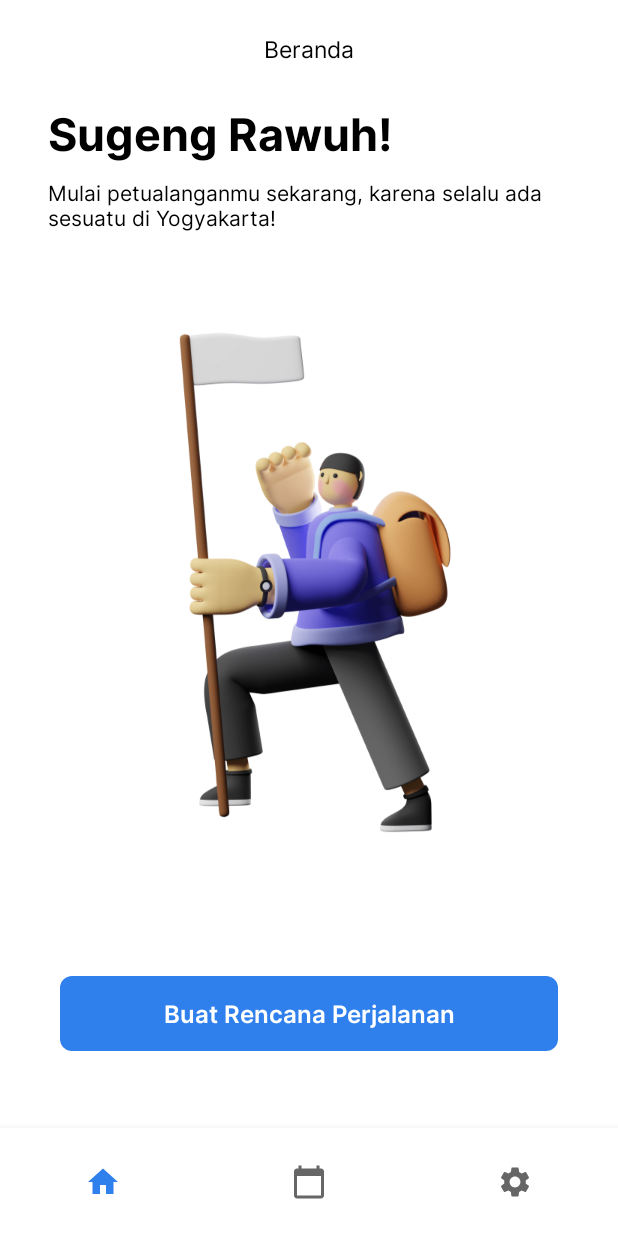
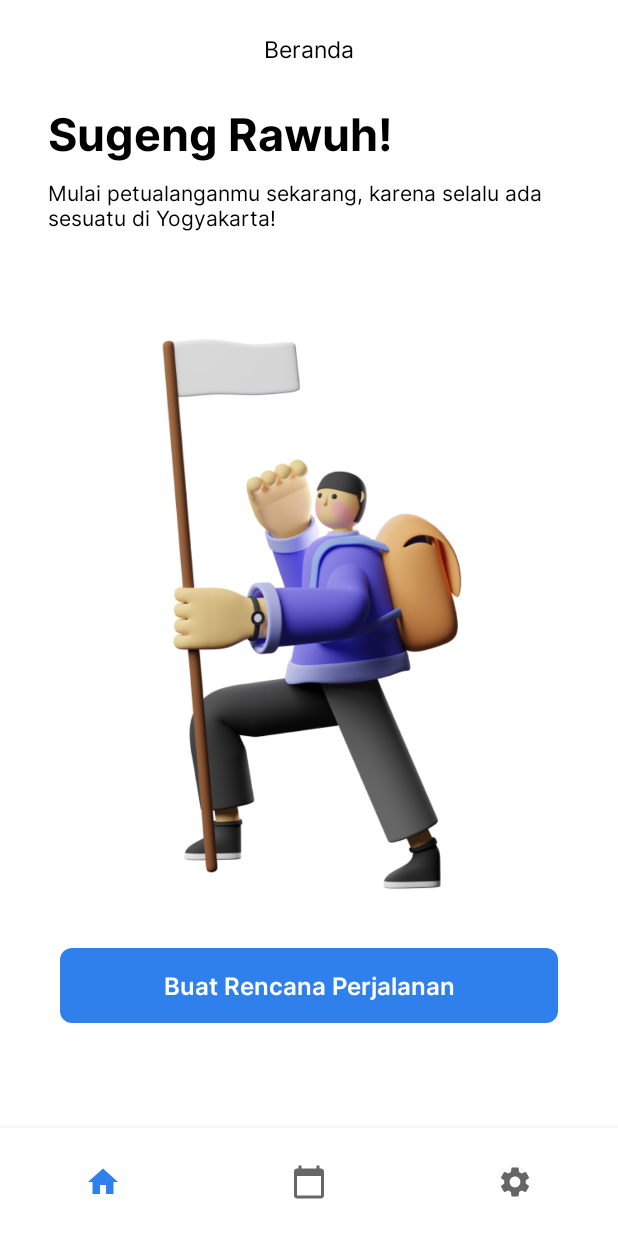
Before and after one commit to gallangsdw/Kuylah-app, an Android app: the screen it shows after launch once a user with an empty profile is signed in (MainActivity), on a phone screen of 412 x 824 dp. Run offline under Robolectric (Android 15) with nearby library versions, the phone set to English and light mode, and no system bars; our stand-ins replace Firebase (no records; nobody signed in at launch, a user with empty details on screens opened directly), navigation-ui.

Commit message:
layout adjusted

```diff
--- a/Kuylah app/app/src/main/java/com/stackoverthink/kuylahapp/ui/main/itinerary/ItineraryAdapter.kt
+++ b/Kuylah app/app/src/main/java/com/stackoverthink/kuylahapp/ui/main/itinerary/ItineraryAdapter.kt
@@ -34,7 +34,7 @@ class ItineraryAdapter(private val listItinerary: ArrayList<Itinerary>) : Recycl
         }
 
         holder.binding.tvTitleItem.text = itinerary.title
-        holder.binding.tvDayPrice.text = "${itinerary.day} D • IDR ${itinerary.budget}"
+        holder.binding.tvDayPrice.text = "${itinerary.day} H • IDR ${itinerary.budget}"
         holder.binding.tvCategories.text = builder.dropLast(2).toString()
 
         holder.itemView.setOnClickListener {
--- a/Kuylah app/app/src/main/java/com/stackoverthink/kuylahapp/ui/main/itinerary/ItineraryViewModel.kt
+++ b/Kuylah app/app/src/main/java/com/stackoverthink/kuylahapp/ui/main/itinerary/ItineraryViewModel.kt
@@ -31,9 +31,8 @@ class ItineraryViewModel : ViewModel() {
                     Log.d("Halo", "${document.id} => ${document.data}")
                     itinerary.title = document.getString("title")
                     itinerary.day = document.getString("day")
-                    itinerary.budget = document.getString("budget")
+                    itinerary.budget = document.get("htmTotal").toString()
                     itinerary.category = document.get("category") as MutableList<String>?
-//                    itinerary.category = mutableListOf("what", "the")
                     listItnerary.add(itinerary)
                 }
 
--- a/Kuylah app/app/src/main/res/layout/activity_authentication.xml
+++ b/Kuylah app/app/src/main/res/layout/activity_authentication.xml
@@ -1,8 +1,11 @@
 <?xml version="1.0" encoding="utf-8"?>
-<androidx.constraintlayout.widget.ConstraintLayout
+<androidx.core.widget.NestedScrollView
     xmlns:android="http://schemas.android.com/apk/res/android"
     xmlns:app="http://schemas.android.com/apk/res-auto"
     xmlns:tools="http://schemas.android.com/tools"
+    android:layout_width="match_parent"
+    android:layout_height="match_parent">
+    <androidx.constraintlayout.widget.ConstraintLayout
         android:layout_width="match_parent"
         android:layout_height="match_parent"
         tools:context=".ui.auth.AuthenticationActivity"
@@ -98,3 +101,4 @@
         <!--        tools:ignore="UnusedAttribute" />-->
 
     </androidx.constraintlayout.widget.ConstraintLayout>
+</androidx.core.widget.NestedScrollView>
--- a/Kuylah app/app/src/main/res/layout/fragment_home.xml
+++ b/Kuylah app/app/src/main/res/layout/fragment_home.xml
@@ -1,6 +1,11 @@
-<androidx.constraintlayout.widget.ConstraintLayout xmlns:android="http://schemas.android.com/apk/res/android"
+<androidx.core.widget.NestedScrollView
+    xmlns:android="http://schemas.android.com/apk/res/android"
     xmlns:app="http://schemas.android.com/apk/res-auto"
     xmlns:tools="http://schemas.android.com/tools"
+    android:layout_width="match_parent"
+    android:layout_height="match_parent">
+
+    <androidx.constraintlayout.widget.ConstraintLayout
         android:layout_width="match_parent"
         android:layout_height="match_parent"
         android:background="@color/white"
@@ -39,15 +44,14 @@
 
         <ImageView
             android:id="@+id/img_home_illustration"
-        android:layout_width="263dp"
-        android:layout_height="468dp"
-        android:layout_marginTop="75dp"
+            android:layout_width="210dp"
+            android:layout_height="410dp"
+            android:layout_marginTop="40dp"
             android:layout_marginBottom="32dp"
-        android:src="@drawable/home_illustration"
-        app:layout_constraintBottom_toTopOf="@+id/btn_create_itinerary"
+            android:src="@drawable/home_illustration_cropped"
             app:layout_constraintEnd_toEndOf="parent"
             app:layout_constraintStart_toStartOf="parent"
-        app:layout_constraintTop_toBottomOf="@+id/tv_welcome_to_jogja"
+            app:layout_constraintTop_toBottomOf="@+id/tv_jogja_is"
             android:contentDescription="@string/home_illustration" />
 
         <Button
@@ -59,7 +63,7 @@
             android:layout_marginLeft="40dp"
             android:layout_marginEnd="40dp"
             android:layout_marginRight="40dp"
-        android:layout_marginBottom="48dp"
+            android:layout_marginTop="20dp"
             android:background="@drawable/background_button"
             android:fontFamily="@font/inter_semibold"
             android:letterSpacing="0"
@@ -67,10 +71,11 @@
             android:textAllCaps="false"
             android:textColor="@color/white"
             android:textSize="16sp"
-        app:layout_constraintBottom_toBottomOf="parent"
             app:layout_constraintEnd_toEndOf="parent"
             app:layout_constraintStart_toStartOf="parent"
+            app:layout_constraintTop_toBottomOf="@+id/img_home_illustration"
             tools:ignore="UnusedAttribute" />
 
+    </androidx.constraintlayout.widget.ConstraintLayout>
 
-</androidx.constraintlayout.widget.ConstraintLayout>
+</androidx.core.widget.NestedScrollView>
--- a/Kuylah app/app/src/main/res/layout/fragment_itinerary.xml
+++ b/Kuylah app/app/src/main/res/layout/fragment_itinerary.xml
@@ -59,13 +59,14 @@
             android:layout_height="365dp"
             android:layout_marginStart="64dp"
             android:layout_marginLeft="64dp"
+            android:layout_marginTop="30dp"
             android:layout_marginEnd="64dp"
             android:layout_marginRight="64dp"
+            android:contentDescription="@string/empty_data"
             app:layout_constraintEnd_toEndOf="parent"
             app:layout_constraintStart_toStartOf="parent"
             app:layout_constraintTop_toTopOf="@+id/rv_itineraries"
-            app:srcCompat="@drawable/empty_img"
-            android:contentDescription="@string/empty_data" />
+            app:srcCompat="@drawable/empty_img" />
 
         <androidx.recyclerview.widget.RecyclerView
             android:id="@+id/rv_itineraries"
```
Also changed, not shown: Kuylah app/app/src/main/java/com/stackoverthink/kuylahapp/ui/main/itinerary/ItineraryFragment.kt (+3 -5 lines). Lines whose indentation alone changed are shown as unchanged.
